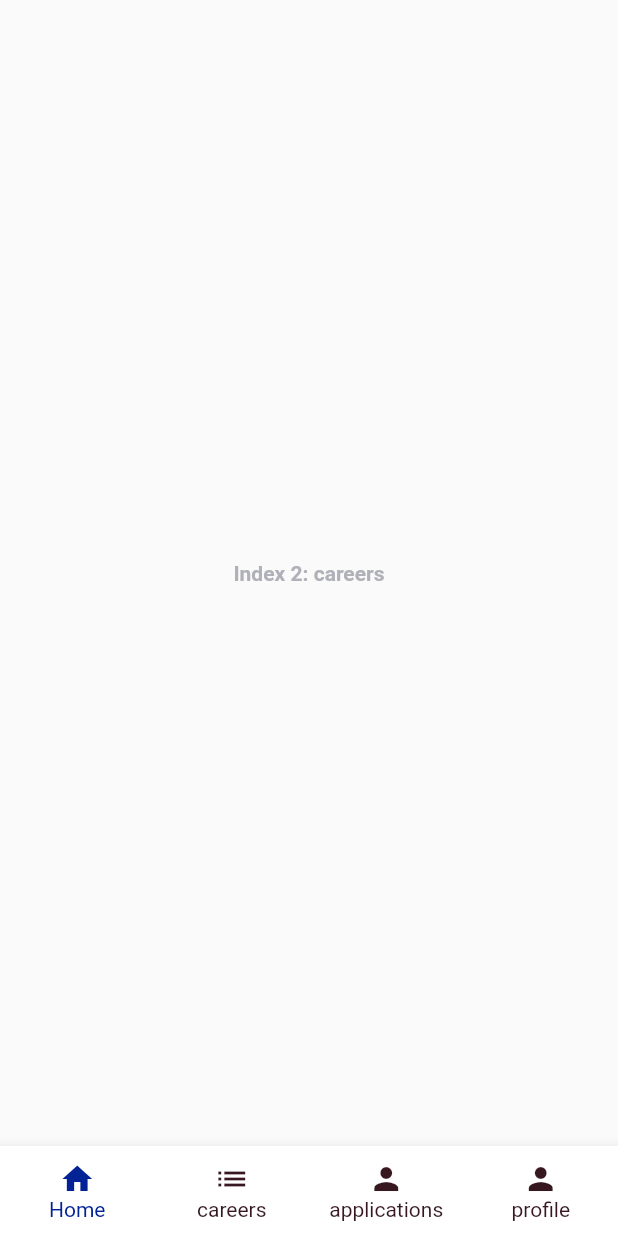
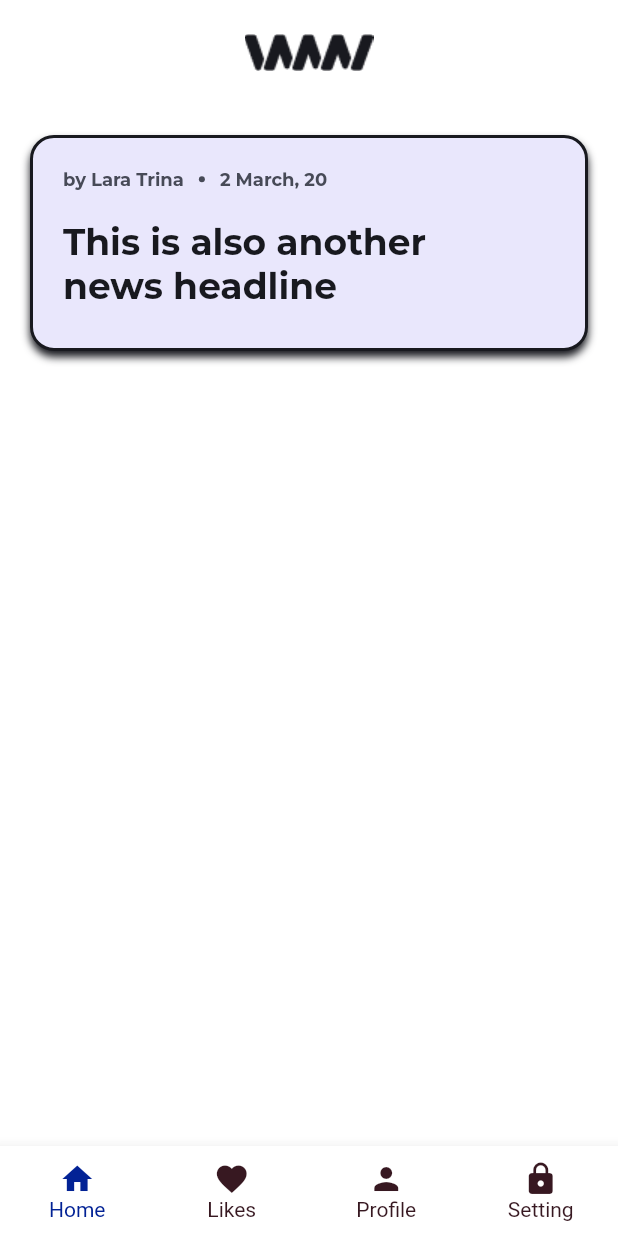
Before and after one commit to cyuket/flutter_new_app, a Flutter app: the HomeContainer screen opened directly, on a phone screen of 412 x 824 dp. Run offline on Flutter 3.47's test engine with Material 2 defaults, Android fonts, the phone set to English and light mode, and no system bars; our stand-ins replace get_it, google_fonts.

Commit message:
BlogList And Blog Details

```diff
--- a/lib/constant/app_assets.dart
+++ b/lib/constant/app_assets.dart
@@ -3,4 +3,5 @@ class AppAssets {
   static String onboarding1 = "assets/images/onbording1.png";
   static String onboarding2 = "assets/images/onbording2.png";
   static String onboarding3 = "assets/images/onbording3.png";
+  static String logo = "assets/images/Logo.png";
 }
--- a/lib/ui/shared/home_container.dart
+++ b/lib/ui/shared/home_container.dart
@@ -1,5 +1,8 @@
 // import 'package:news_api/ui/views/home_view.dart';
 import 'package:flutter/material.dart';
+import 'package:news_api/constant/app_assets.dart';
+import 'package:news_api/ui/shared/screen_util.dart';
+import 'package:news_api/ui/views/blog_list_view.dart';
 
 import 'package:news_api/ui/widgets/navbar_widget.dart';
 
@@ -24,13 +27,7 @@ class _HomeContainerState extends State<HomeContainer> {
   @override
   Widget build(BuildContext context) {
     List<Widget> _widgetOptions = <Widget>[
-      // HomeView(),
-      // OrderView(),
-      // AccountView()
-      Text(
-        'Index 2: careers',
-        style: _textStyle,
-      ),
+      BlogList(),
       Text(
         'Index 2: careers',
         style: _textStyle,
@@ -45,6 +42,7 @@ class _HomeContainerState extends State<HomeContainer> {
       ),
     ];
     return Scaffold(
+      backgroundColor: Colors.white,
       body: Container(
         child: Center(child: _widgetOptions.elementAt(_selectedIndex)),
       ),
@@ -56,9 +54,9 @@ class _HomeContainerState extends State<HomeContainer> {
         onTabSelected: _onItemTapped,
         items: [
           FABBottomAppBarItem(iconData: Icons.home, text: 'Home'),
-          FABBottomAppBarItem(iconData: Icons.list, text: 'careers'),
-          FABBottomAppBarItem(iconData: Icons.person, text: 'applications'),
-          FABBottomAppBarItem(iconData: Icons.person, text: 'profile'),
+          FABBottomAppBarItem(iconData: Icons.favorite, text: 'Likes'),
+          FABBottomAppBarItem(iconData: Icons.person, text: 'Profile'),
+          FABBottomAppBarItem(iconData: Icons.lock, text: 'Setting'),
         ],
       ),
 
--- /dev/null
+++ b/lib/ui/views/blog_list_view.dart
@@ -0,0 +1,114 @@
+import 'package:flutter/material.dart';
+import 'package:news_api/constant/app_assets.dart';
+import 'package:news_api/ui/shared/app_colors.dart';
+import 'package:news_api/ui/shared/shared_styles.dart';
+import 'package:news_api/ui/shared/ui_helpers.dart';
+import 'package:news_api/ui/views/news_detail_view.dart';
+
+class BlogList extends StatelessWidget {
+  @override
+  Widget build(BuildContext context) {
+    return Scaffold(
+      backgroundColor: Colors.white,
+      body: SafeArea(
+        child: Padding(
+          padding: const EdgeInsets.symmetric(horizontal: 20),
+          child: Column(
+            children: [
+              Container(
+                margin: EdgeInsets.only(bottom: 10, top: 10),
+                height: 50,
+                child: Image.asset(AppAssets.logo),
+              ),
+              verticalSpace(20),
+              Expanded(
+                child: ListView(
+                  children: [
+                    InkWell(
+                      onTap: () {
+                        showBottomSheet(
+                            context: context,
+                            builder: (context) => NewsDetail());
+                      },
+                      child: NewsCard(),
+                    ),
+                  ],
+                ),
+              ),
+            ],
+          ),
+        ),
+      ),
+    );
+  }
+}
+
+class NewsCard extends StatelessWidget {
+  const NewsCard({
+    Key key,
+  }) : super(key: key);
+
+  @override
+  Widget build(BuildContext context) {
+    return Container(
+      height: 144,
+      padding: EdgeInsets.all(20),
+      decoration: BoxDecoration(
+        border: Border.all(color: AppColors.textColor, width: 2),
+        borderRadius: BorderRadius.circular(16),
+        color: Color(0xffE9E7FC),
+        boxShadow: [
+          BoxShadow(
+            color: AppColors.textColor,
+            spreadRadius: 0,
+            blurRadius: 4,
+            offset: Offset(0, 4), // changes position of shadow
+          ),
+        ],
+      ),
+      child: Column(
+        crossAxisAlignment: CrossAxisAlignment.start,
+        children: [
+          Row(
+            children: [
+              Text(
+                "by Lara Trina",
+                style: textStyle.copyWith(
+                  fontSize: 12,
+                  color: AppColors.textColor2,
+                  fontWeight: FontWeight.bold,
+                ),
+              ),
+              horizontalSpaceSmall,
+              CircleAvatar(
+                radius: 2,
+                backgroundColor: AppColors.textColor2,
+              ),
+              horizontalSpaceSmall,
+              Text(
+                "2 March, 20",
+                style: textStyle.copyWith(
+                  fontSize: 12,
+                  color: AppColors.textColor2,
+                  fontWeight: FontWeight.bold,
+                ),
+              ),
+            ],
+          ),
+          verticalSpace(20),
+          SizedBox(
+            width: 300,
+            child: Text(
+              "This is also another news headline",
+              style: textStyle.copyWith(
+                color: AppColors.textColor,
+                fontWeight: FontWeight.bold,
+                fontSize: 24,
+              ),
+            ),
+          )
+        ],
+      ),
+    );
+  }
+}
--- a/lib/ui/views/login_view.dart
+++ b/lib/ui/views/login_view.dart
@@ -48,7 +48,8 @@ class LoginView extends StatelessWidget {
               verticalSpace(20),
               BusyButton(
                 title: "Sign in",
-                onPressed: null,
+                onPressed: () =>
+                    Navigator.pushReplacementNamed(context, HomeContainerRoute),
                 color: AppColors.yellow,
               ),
               verticalSpace(30),
```
Also changed, not shown: lib/ui/router.dart (+5 -6 lines), lib/ui/views/news_detail_view.dart (added, +164 -0 lines), assets/images/Logo.png (added).
